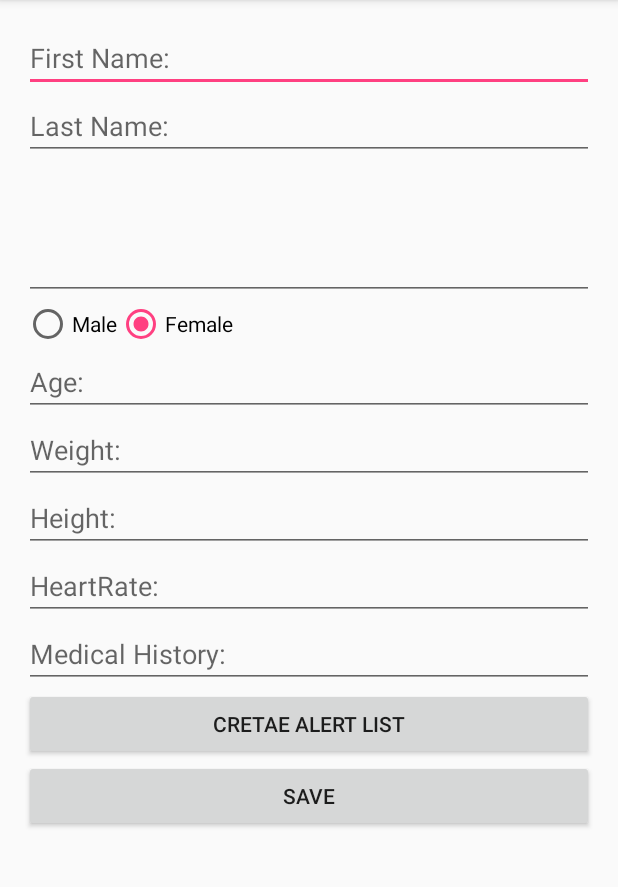
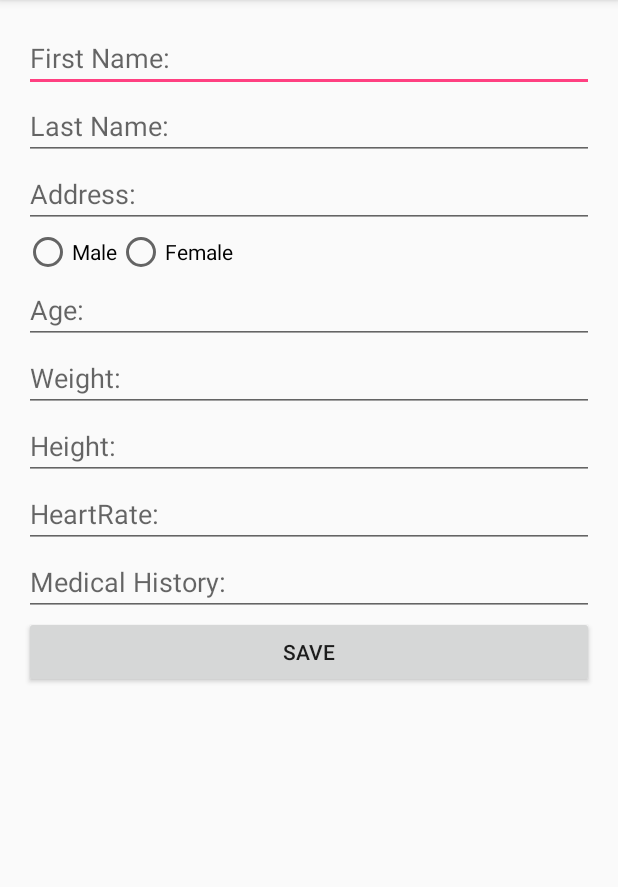
Before and after one commit to Bijon90/coms514project, an Android app: the SetUpProfileActivity screen opened directly, with no data from a screen before it, on a phone screen of 412 x 824 dp, the part 84-971 px from its top. Run offline under Robolectric (Android 15) with nearby library versions, the phone set to English and light mode, and no system bars; our stand-ins replace Firebase (no records; nobody signed in at launch, a user with empty details on screens opened directly).

Commit message:
Registration Fixed
Null User error - fixed

```diff
--- a/MyApplication2/app/build.gradle
+++ b/MyApplication2/app/build.gradle
@@ -32,4 +32,5 @@ dependencies {
     compile 'com.google.firebase:firebase-core:9.6.1'
     testCompile 'junit:junit:4.12'
 }
+
 apply plugin: 'com.google.gms.google-services'
--- a/MyApplication2/app/src/main/java/com/example/preeti/myapplication/LoginActivity.java
+++ b/MyApplication2/app/src/main/java/com/example/preeti/myapplication/LoginActivity.java
@@ -239,6 +239,10 @@ public class LoginActivity extends AppCompatActivity implements LoaderCallbacks<
                                 finish();
                                 startActivity(new Intent(getApplicationContext(), HomePageActivity.class));
                             }
+                            else{
+                                finish();
+                                startActivity(new Intent(getApplicationContext(), LoginActivity.class));
+                            }
                         }
                     });
         }
--- a/MyApplication2/app/src/main/java/com/example/preeti/myapplication/SetUpProfileActivity.java
+++ b/MyApplication2/app/src/main/java/com/example/preeti/myapplication/SetUpProfileActivity.java
@@ -5,12 +5,9 @@ import android.content.Intent;
 import android.support.annotation.NonNull;
 import android.support.v7.app.AppCompatActivity;
 import android.os.Bundle;
-import android.text.TextUtils;
-import android.util.Log;
 import android.view.View;
 import android.widget.Button;
 import android.widget.EditText;
-import android.widget.ProgressBar;
 import android.widget.RadioButton;
 import android.widget.RadioGroup;
 import android.widget.Toast;
@@ -28,7 +25,8 @@ public class SetUpProfileActivity extends AppCompatActivity implements View.OnCl
     private EditText etFname;
     private EditText etLname;
     private EditText etAddress;
-    private RadioGroup etSex;
+    /*private RadioGroup etSex;
+    private RadioButton etSelectedSex;*/
     private EditText etAge;
     private EditText etWeight;
     private EditText etHeight;
@@ -36,7 +34,7 @@ public class SetUpProfileActivity extends AppCompatActivity implements View.OnCl
     private EditText etMHistory;
 
     private Button mSaveDetailsButton;
-    private Button mSetAlertListButton;
+    //private Button mSetAlertListButton;
 
     private FirebaseAuth firebaseAuth;
     private DatabaseReference dbReference;
@@ -57,56 +55,44 @@ public class SetUpProfileActivity extends AppCompatActivity implements View.OnCl
             //and open homepage activity
             startActivity(new Intent(getApplicationContext(), HomePageActivity.class));
         }*/
+        FirebaseUser currUser = firebaseAuth.getCurrentUser();
+        dbReference = FirebaseDatabase.getInstance().getReference();
 
         etFname = (EditText) findViewById(R.id.etFname);
         etLname = (EditText) findViewById(R.id.etLname);
         etAddress = (EditText) findViewById(R.id.etAddress);
-        etSex = (RadioGroup) findViewById(R.id.rgSex);
-
+        /*etSex = (RadioGroup) findViewById(R.id.rgSex);
+        etSelectedSex = (RadioButton) findViewById(etSex.getCheckedRadioButtonId());*/
         etAge = (EditText) findViewById(R.id.etAge);
         etWeight = (EditText) findViewById(R.id.etWeight);
         etHeight = (EditText) findViewById(R.id.etHeight);
         etHeartRate = (EditText) findViewById(R.id.etHeartRate);
         etMHistory = (EditText) findViewById(R.id.etMHistory);
+        mSaveDetailsButton = (Button) findViewById(R.id.btnSaveDetails);
+        //mSetAlertListButton = (Button) findViewById(R.id.btnCreateList);
 
-        /*FirebaseUser currUser = firebaseAuth.getCurrentUser();
-        dbReference = FirebaseDatabase.getInstance().getReference();*/
+        mSaveDetailsButton.setOnClickListener(this);
+        //mSetAlertListButton.setOnClickListener(this);
 
-        mSaveDetailsButton = (Button) findViewById(R.id.btnSaveDetails);
-        mSaveDetailsButton.setOnClickListener(this);
-
-        mSetAlertListButton = (Button) findViewById(R.id.btnCreateList);
-        mSetAlertListButton.setOnClickListener(this);
-        /*mEmailSignInButton.setOnClickListener(new OnClickListener() {
-            @Override
-            public void onClick(View view) {
-                attemptLogin();
-            }
-        });*/
-        /*mRegisterSubmitButton.setOnClickListener(new View.OnClickListener(){
-            @Override
-            public void onClick(View view) {
-                Intent homepageIntent = new Intent(RegisterActivity.this, HomePageActivity.class);
-                RegisterActivity.this.startActivity(homepageIntent);
-            }
-        });*/
         progressDialog = new ProgressDialog(this);
     }
     private void saveUserDetails(){
             String fName = etFname.getText().toString().trim();
             String lName = etLname.getText().toString().trim();
             String address = etAddress.getText().toString().trim();
-            String sex = ((RadioButton)findViewById(etSex.getCheckedRadioButtonId())).getText().toString();
-            int age = Integer.parseInt(etAge.getText().toString().trim());
-            double weight = Double.parseDouble(etWeight.getText().toString().trim());
-            double height = Double.parseDouble(etHeight.getText().toString().trim());
-            double hRate = Double.parseDouble(etHeartRate.getText().toString().trim());
+            //String sex = etSelectedSex.getText().toString().trim();
+            String sex = "Male";
+            String age = etAge.getText().toString().trim();
+            String weight = etWeight.getText().toString().trim();
+            String height = etHeight.getText().toString().trim();
+            String hRate = etHeartRate.getText().toString().trim();
             String mHistory = etMHistory.getText().toString().trim();
 
-            UserDetails userDetails = new UserDetails(fName, lName, address, sex, age,
-                    weight, height, hRate, mHistory);
+            UserDetails userDetails = new UserDetails(fName, lName, address, age,weight, height, hRate, mHistory);
+
             FirebaseUser currUser = firebaseAuth.getCurrentUser();
             dbReference.child(currUser.getUid()).child("UserDetails").setValue(userDetails);
+            //dbReference.child(currUser.getUid()).setValue(userDetails);
 
             Toast.makeText(this, "Information saved...", Toast.LENGTH_LONG).show();
             startActivity(new Intent(SetUpProfileActivity.this, LoginActivity.class));
@@ -119,11 +105,10 @@ public class SetUpProfileActivity extends AppCompatActivity implements View.OnCl
             saveUserDetails();
         }
 
-        if(view == mSetAlertListButton){
-            finish();
+        /*if(view == mSetAlertListButton){
             //open login activity when user taps on the already registered textview
             startActivity(new Intent(SetUpProfileActivity.this, AlertListActivity.class));
-        }
+        }*/
 
     }
 }
--- a/MyApplication2/app/src/main/res/layout/activity_alert_list_details.xml
+++ b/MyApplication2/app/src/main/res/layout/activity_alert_list_details.xml
@@ -1,7 +1,7 @@
 <?xml version="1.0" encoding="utf-8"?>
 <RelativeLayout xmlns:android="http://schemas.android.com/apk/res/android"
     xmlns:tools="http://schemas.android.com/tools"
-    android:id="@+id/activity_alert_list"
+    android:id="@+id/activity_alert_list_details"
     android:layout_width="match_parent"
     android:layout_height="match_parent"
     android:paddingBottom="@dimen/activity_vertical_margin"
--- a/MyApplication2/app/src/main/res/layout/activity_register.xml
+++ b/MyApplication2/app/src/main/res/layout/activity_register.xml
@@ -24,26 +24,21 @@
             <EditText
                 android:layout_width="match_parent"
                 android:layout_height="match_parent"
-                android:inputType="textPersonName"
-                android:ems="10"
                 android:id="@+id/etFname"
                 android:hint="First Name:" />
             <EditText
                 android:layout_width="match_parent"
                 android:layout_height="wrap_content"
-                android:inputType="textPersonName"
-                android:ems="10"
                 android:id="@+id/etLname"
                 android:hint="Last Name:" />
             <EditText
                 android:layout_width="match_parent"
-                android:layout_height="93dp"
-                android:inputType="textPostalAddress"
-                android:ems="10"
-                android:id="@+id/etAddress"/>
+                android:layout_height="wrap_content"
+                android:id="@+id/etAddress"
+                android:hint="Address:"/>
             <RadioGroup
                 android:layout_width="match_parent"
-                android:layout_height="match_parent"
+                android:layout_height="wrap_content"
                 android:orientation="horizontal"
                 android:id="@+id/rgSex">
                 <RadioButton
@@ -54,56 +49,45 @@
                 <RadioButton
                     android:layout_width="wrap_content"
                     android:layout_height="wrap_content"
-                    android:checked="true"
                     android:id="@+id/Female"
                     android:text="Female"/>
             </RadioGroup>
             <EditText
                 android:layout_width="match_parent"
-                android:layout_height="match_parent"
-                android:inputType="number"
-                android:ems="10"
+                android:layout_height="wrap_content"
                 android:id="@+id/etAge"
                 android:hint="Age:" />
 
             <EditText
                 android:layout_width="match_parent"
-                android:layout_height="match_parent"
-                android:inputType="number"
-                android:ems="10"
+                android:layout_height="wrap_content"
                 android:id="@+id/etWeight"
                 android:hint="Weight:" />
 
             <EditText
                 android:layout_width="match_parent"
-                android:layout_height="match_parent"
-                android:inputType="number"
-                android:ems="10"
+                android:layout_height="wrap_content"
                 android:id="@+id/etHeight"
                 android:hint="Height:" />
 
             <EditText
                 android:layout_width="match_parent"
-                android:layout_height="match_parent"
-                android:inputType="number"
-                android:ems="10"
+                android:layout_height="wrap_content"
                 android:id="@+id/etHeartRate"
                 android:hint="HeartRate:" />
             <EditText
                 android:layout_width="match_parent"
-                android:layout_height="match_parent"
-                android:inputType="textMultiLine"
-                android:ems="10"
+                android:layout_height="wrap_content"
                 android:id="@+id/etMHistory"
                 android:hint="Medical History:" />
-            <Button
+            <!--<Button
                 android:text="Cretae Alert List"
                 android:layout_width="match_parent"
                 android:layout_height="match_parent"
                 android:layout_alignParentBottom="true"
                 android:layout_alignParentRight="true"
                 android:layout_alignParentEnd="true"
-                android:id="@+id/btnCreateList" />
+                android:id="@+id/btnCreateList" />-->
             <Button
                 android:text="Save"
                 android:layout_width="match_parent"
--- a/MyApplication2/app/src/main/res/layout/activity_signup.xml
+++ b/MyApplication2/app/src/main/res/layout/activity_signup.xml
@@ -1,7 +1,7 @@
 <?xml version="1.0" encoding="utf-8"?>
 <RelativeLayout xmlns:android="http://schemas.android.com/apk/res/android"
     xmlns:tools="http://schemas.android.com/tools"
-    android:id="@+id/activity_register"
+    android:id="@+id/activity_signup"
     android:layout_width="match_parent"
     android:layout_height="match_parent"
     android:paddingBottom="@dimen/activity_vertical_margin"
--- a/MyApplication2/app/src/main/res/menu/menu_main.xml
+++ b/MyApplication2/app/src/main/res/menu/menu_main.xml
@@ -7,11 +7,14 @@
         android:orderInCategory="100"
         android:title="Menu">
         <menu>
+            <!--<item
+                android:id="@+id/action_setupdetails"
+                android:title="Set Up Profile Details"/>-->
             <item
                 android:id="@+id/action_userdetails"
                 android:title="User Profile Details"/>
             <item
-                android:id="@+id/action_alertlistdetails"
+                android:id="@+id/action_alertlist"
                 android:title="Alert List"/>
             <item
                 android:id="@+id/action_report"
--- a/MyApplication2/build.gradle
+++ b/MyApplication2/build.gradle
@@ -11,13 +11,11 @@ buildscript {
         // in the individual module build.gradle files
     }
 }
-
 allprojects {
     repositories {
         jcenter()
     }
 }
-
 task clean(type: Delete) {
     delete rootProject.buildDir
 }
```
Also changed, not shown: MyApplication2/app/src/main/java/com/example/preeti/myapplication/AlertContact.java (added, +21 -0 lines), MyApplication2/app/src/main/java/com/example/preeti/myapplication/AlertList.java (+0 -15 lines), MyApplication2/app/src/main/java/com/example/preeti/myapplication/AlertListActivity.java (+54 -42 lines), MyApplication2/app/src/main/java/com/example/preeti/myapplication/HomePageActivity.java (+5 -2 lines), MyApplication2/app/src/main/java/com/example/preeti/myapplication/SignUpActivity.java (+12 -3 lines), MyApplication2/app/src/main/java/com/example/preeti/myapplication/UserDetails.java (+7 -96 lines), MyApplication2/app/src/main/res/layout/activity_alert_list.xml (+2 -28 lines).
